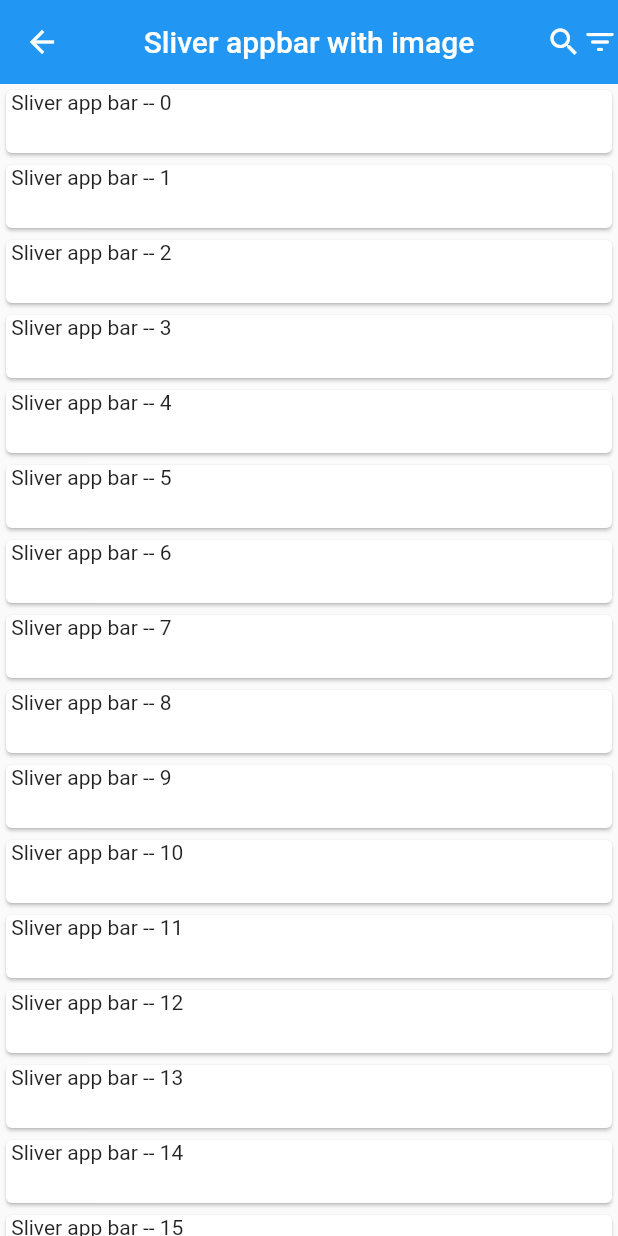
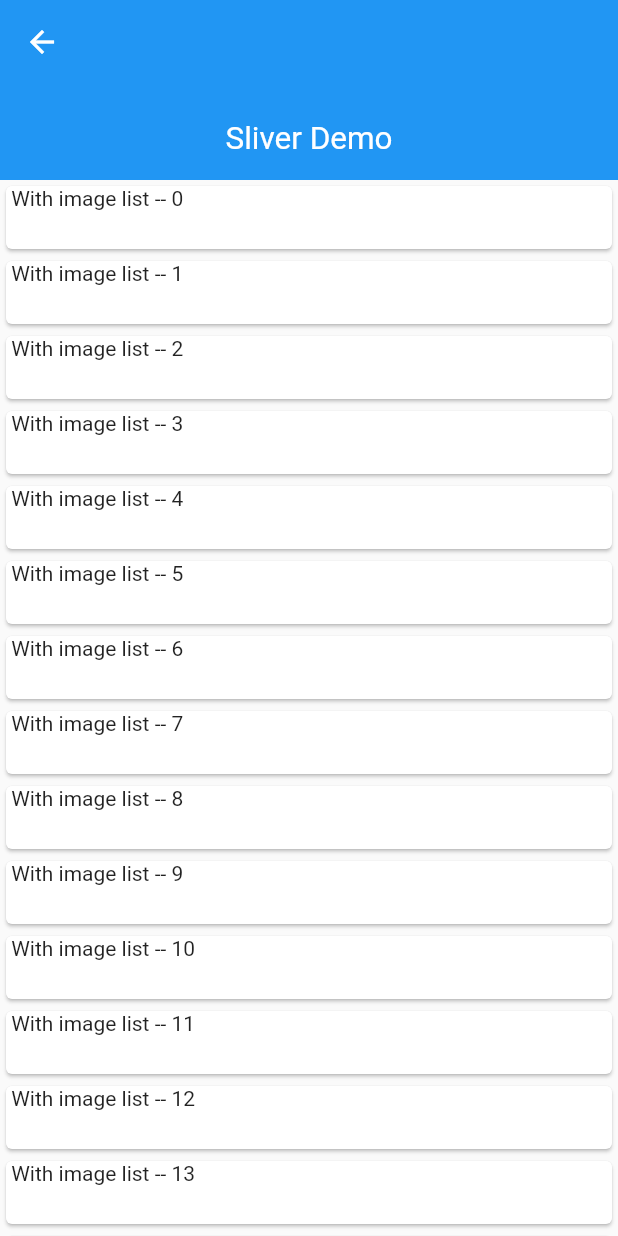
Before and after one commit to Popularkoju/working_with_widgets, a Flutter app: the screen it shows after launch, after a tap on "Sliver app bar with", on a phone screen of 412 x 824 dp. Run offline on Flutter 3.47's test engine with Material 2 defaults, Android fonts, the light colour scheme and no system bars.

Commit message:
worked on dropdown/incomplete

```diff
--- /dev/null
+++ b/lib/scr/Home/app_contents/drop_down.dart
@@ -0,0 +1,17 @@
+import 'package:flutter/material.dart';
+
+class DropDown extends StatefulWidget {
+  const DropDown({Key? key}) : super(key: key);
+
+  @override
+  _DropDownState createState() => _DropDownState();
+}
+
+class _DropDownState extends State<DropDown> {
+  var dropDownElements = ["Flutter", "java", "kotlin", "kivi"];
+  var dropDownValue = 'flutter';
+  @override
+  Widget build(BuildContext context) {
+    return Container();
+  }
+}
--- /dev/null
+++ b/lib/scr/Home/app_contents/nested_sliver.dart
@@ -0,0 +1,60 @@
+// ignore_for_file: avoid_unnecessary_containers
+
+import 'package:flutter/material.dart';
+import 'package:sliver__appbar/helper/widgets_helper.dart';
+
+import 'sliver_appbar_with_list.dart';
+
+class SliverNested extends StatelessWidget {
+  const SliverNested({Key? key}) : super(key: key);
+
+  @override
+  Widget build(BuildContext context) {
+    return Scaffold(
+        body: CustomScrollView(slivers: [
+      SliverAppBar(
+          leading: IconButton(
+              onPressed: () {
+                Navigator.pop(context);
+              },
+              icon: const Icon(Icons.arrow_back)),
+          expandedHeight: 120.0,
+          floating: true,
+          pinned: true,
+          snap: true,
+          flexibleSpace: FlexibleSpaceBar(
+            centerTitle: true,
+            title: customText("Sliver Demo", 14, FontWeight.normal),
+
+            //Image.network(
+            //   "https://www.brevis.com/images/p173.jpg",
+            //   fit: BoxFit.cover,
+            // ),
+          )),
+      SliverList(
+          delegate: SliverChildBuilderDelegate(
+        (context, index) => BuildCards(index, "With image list"),
+        childCount: 20,
+      )),
+      SliverGrid(
+        delegate: SliverChildBuilderDelegate(
+            (context, index) => _buildGrid(index),
+            childCount: 10),
+        gridDelegate: const SliverGridDelegateWithFixedCrossAxisCount(
+            crossAxisCount: 2,
+            mainAxisSpacing: 15,
+            crossAxisSpacing: 15,
+            childAspectRatio: 2),
+      )
+    ]));
+  }
+}
+
+Widget _buildGrid(int count) {
+  return Container(
+    color: (count % 2 == 0 ? Colors.amber : Colors.red),
+    child: Column(
+      children: [Center(child: Text("Input -- $count"))],
+    ),
+  );
+}
--- a/lib/scr/Home/home.dart
+++ b/lib/scr/Home/home.dart
@@ -1,5 +1,6 @@
 import 'package:flutter/material.dart';
 import 'package:sliver__appbar/helper/widgets_helper.dart';
+import 'package:sliver__appbar/scr/Home/app_contents/nested_sliver.dart';
 import 'package:sliver__appbar/scr/Home/app_contents/sliver_app_bar_image.dart';
 
 import 'package:sliver__appbar/scr/Home/app_contents/sliver_appbar_with_list.dart';
@@ -66,8 +67,7 @@ class Home extends StatelessWidget {
                         GestureDetector(
                           onTap: () {
                             Navigator.of(context).push(MaterialPageRoute(
-                                builder: (context) => const MyHomePage(
-                                    title: "Sliver appbar with image")));
+                                builder: (context) => const SliverNested()));
                           },
                           child: Card(
                               child: Padding(
```
